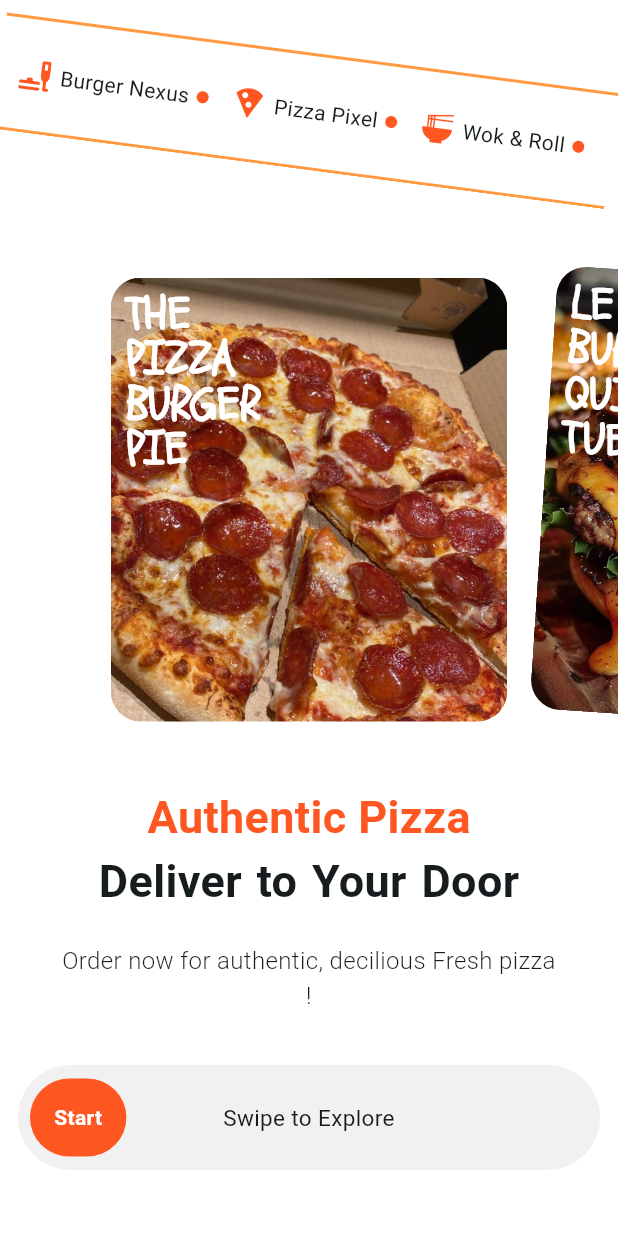
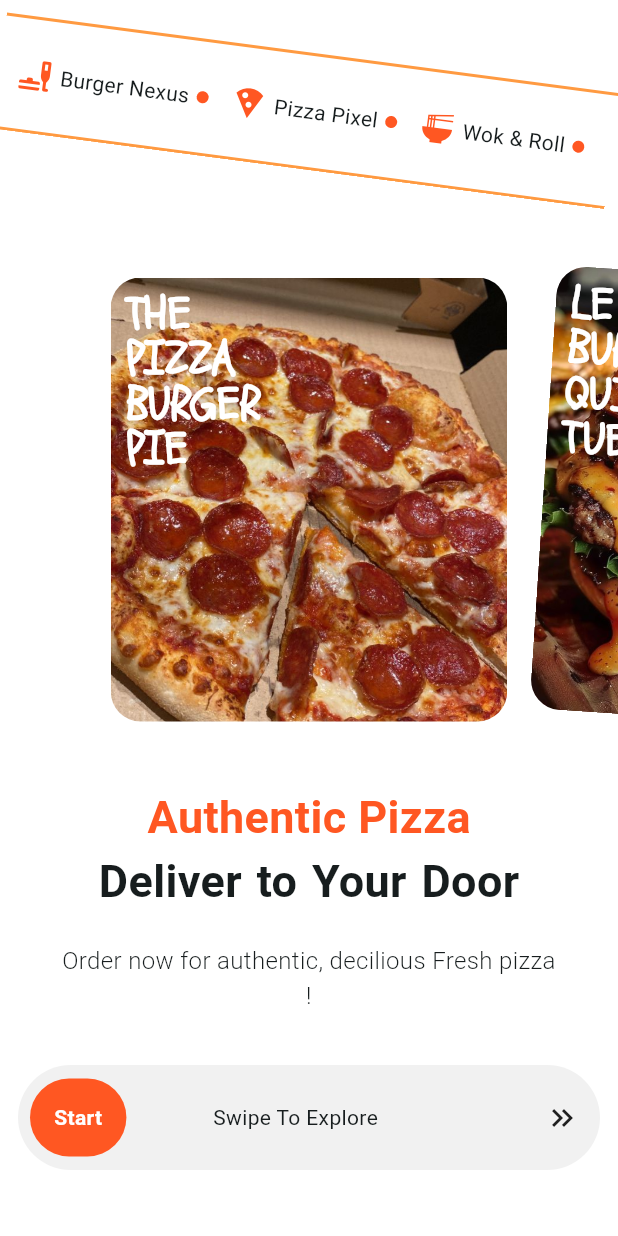
Before and after one commit to e-mandy/food_delivery_mobile_app, a Flutter app: the screen it shows after launch, on a phone screen of 412 x 824 dp. Run offline on Flutter 3.47's test engine with Material 3 defaults, Android fonts, the phone set to English and light mode, and no system bars; drawn by our look-alikes of slide_to_act; Roboto replaces fonts that are missing (poppins).

Commit message:
Modification des widgets du composant de swiping

```diff
--- a/lib/LandingPage/components/swiper_action.dart
+++ b/lib/LandingPage/components/swiper_action.dart
@@ -15,7 +15,6 @@ class _SwiperActionState extends State<SwiperAction> {
       child: Padding(
         padding: const EdgeInsets.only(left: 12, right: 12),
         child: SlideAction(
-            text: "Swipe to Explore",
             borderRadius: 50,
             sliderButtonIcon: Text("Start",
               style: TextStyle(
@@ -25,13 +24,16 @@ class _SwiperActionState extends State<SwiperAction> {
             elevation: 0,
             outerColor: const Color.fromARGB(255, 241, 241, 241),
             innerColor: Theme.of(context).primaryColor,
-            textColor: Colors.black,
-            textStyle: TextStyle(
-              fontSize: 15
-            ),
-            onSubmit: (){
-              // bro
-            },
+            child: Padding(
+              padding: const EdgeInsets.only(left: 130.0, right: 13),
+              child: Row(
+                mainAxisAlignment: MainAxisAlignment.spaceBetween,
+                children: [
+                  Text("Swipe To Explore"),
+                  Icon(Icons.keyboard_double_arrow_right)
+                ],
+              ),
+            )
           ),
 
       ),
```
